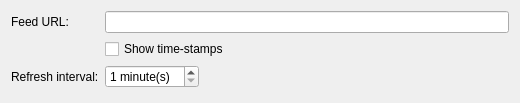
First picture: the form in contents/ui/config.ui, repository sandsmark/reddit-notifier, before the edit.
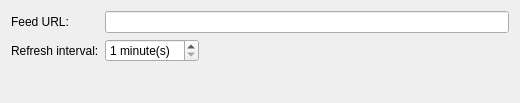
Second picture: the form after the edit.

What changed in the file:
```diff
--- a/contents/ui/config.ui
+++ b/contents/ui/config.ui
@@ -31,13 +31,6 @@
      </property>
     </widget>
    </item>
-   <item row="1" column="1">
-    <widget class="QCheckBox" name="kcfg_time_stamps">
-     <property name="text">
-      <string>Show time-stamps</string>
-     </property>
-    </widget>
-   </item>
    <item row="2" column="0">
     <widget class="QLabel" name="label_2">
      <property name="text">
```
